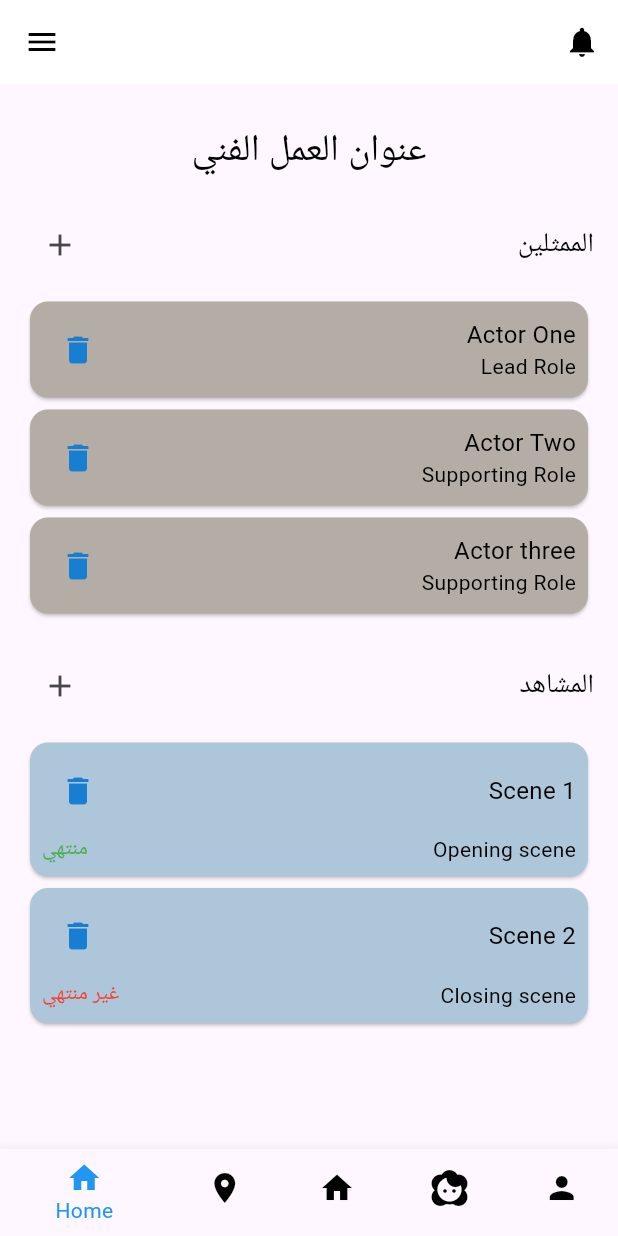
After one commit to tayma-munzer/senior_project, a Flutter app: the ArtworkDetailsView screen opened by its route, on a phone screen of 412 x 824 dp. The commit adds this screen. Run offline on Flutter 3.47's test engine with Material 3 defaults, Android fonts, the light colour scheme and no system bars; our stand-ins replace get, shared_preferences; accounts and stored records are empty.

Commit message:
front end

```diff
--- /dev/null
+++ b/senior project/senior_app/lib/add_scene/add_scene_binding.dart
@@ -0,0 +1,9 @@
+import 'package:get/get.dart';
+import 'add_scene_controller.dart';
+
+class AddSceneBinding extends Bindings {
+  @override
+  void dependencies() {
+    Get.lazyPut<AddSceneController>(() => AddSceneController());
+  }
+}
--- /dev/null
+++ b/senior project/senior_app/lib/add_scene/add_scene_controller.dart
@@ -0,0 +1,56 @@
+import 'package:get/get.dart';
+
+class AddSceneController extends GetxController {
+  var sceneName = ''.obs;
+
+  var actors = [
+    {
+      "name": "Actor 1",
+      "age": "45",
+      "type": "Lead Role",
+      "image": "assets/login.png"
+    },
+    {
+      "name": "Actor 2",
+      "age": "50",
+      "type": "Supporting",
+      "image": "assets/login.png"
+    },
+    {
+      "name": "Actor 3",
+      "age": "38",
+      "type": "Guest Role",
+      "image": "assets/login.png"
+    },
+  ].obs;
+
+  var selectedActors = <bool>[].obs;
+
+  @override
+  void onInit() {
+    super.onInit();
+    selectedActors.assignAll(List.filled(actors.length, false));
+  }
+
+  void toggleSelection(int index, bool value) {
+    selectedActors[index] = value;
+  }
+
+  void submitScene() {
+    print("Scene Name: ${sceneName.value}");
+    print("Selected Actors:");
+    for (int i = 0; i < actors.length; i++) {
+      if (selectedActors[i]) {
+        print("- ${actors[i]['name']}");
+      }
+    }
+
+    // Get.to(
+    //   () => AddSceneLocationView(),
+    // );
+  }
+
+  void addActor() {
+    print("aadd actor tapped");
+  }
+}
--- /dev/null
+++ b/senior project/senior_app/lib/artwork_details/artwork_details_bindings.dart
@@ -0,0 +1,10 @@
+// lib/artwork_details/artwork_details_binding.dart
+import 'package:get/get.dart';
+import 'artwork_details_controller.dart';
+
+class ArtworkDetailsBinding extends Bindings {
+  @override
+  void dependencies() {
+    Get.lazyPut<ArtworkDetailsController>(() => ArtworkDetailsController());
+  }
+}
--- /dev/null
+++ b/senior project/senior_app/lib/artwork_details/artwork_details_controller.dart
@@ -0,0 +1,45 @@
+import 'package:get/get.dart';
+
+class ArtworkDetailsController extends GetxController {
+  String artworkTitle = "Sample Artwork Title";
+  String artworkDescription = "Detailed description of the artwork goes here.";
+  String artworkOwner = "Owner: John Doe";
+  String artworkDate = "Date: October 8, 2024";
+
+  var actors = <Actor>[
+    Actor(name: "Actor One", role: "Lead Role"),
+    Actor(name: "Actor Two", role: "Supporting Role"),
+    Actor(name: "Actor three", role: "Supporting Role")
+  ].obs;
+
+  var scenes = <Scene>[
+    Scene(title: "Scene 1", description: "Opening scene", isFinished: true),
+    Scene(title: "Scene 2", description: "Closing scene", isFinished: false)
+  ].obs;
+
+  void deleteActor(Actor actor) {
+    actors.remove(actor);
+  }
+
+  void deleteScene(Scene scene) {
+    scenes.remove(scene);
+  }
+}
+
+class Actor {
+  String name;
+  String role;
+
+  Actor({required this.name, required this.role});
+}
+
+class Scene {
+  String title;
+  String description;
+  bool isFinished;
+
+  Scene(
+      {required this.title,
+      required this.description,
+      required this.isFinished});
+}
--- /dev/null
+++ b/senior project/senior_app/lib/artwork_details/artwork_details_view.dart
@@ -0,0 +1,169 @@
+import 'package:flutter/material.dart';
+import 'package:get/get.dart';
+import 'package:senior_app/colors.dart';
+import 'package:senior_app/widgets/custom_appbar.dart';
+import 'package:senior_app/widgets/custom_bottombar.dart';
+import 'package:senior_app/widgets/custom_text.dart';
+import 'artwork_details_controller.dart';
+
+class ArtworkDetailsView extends StatelessWidget {
+  final ArtworkDetailsController controller =
+      Get.find<ArtworkDetailsController>();
+
+  @override
+  Widget build(BuildContext context) {
+    return Scaffold(
+      appBar: CustomAppBar(),
+      body: Padding(
+        padding: const EdgeInsets.all(16.0),
+        child: SingleChildScrollView(
+          child: Column(
+            crossAxisAlignment: CrossAxisAlignment.start,
+            children: [
+              SizedBox(height: 10),
+              CustomText(
+                text: "عنوان العمل الفني",
+                fontSize: 25,
+                color: Colors.black,
+                alignment: Alignment.center,
+              ),
+              SizedBox(height: 20),
+              Row(
+                mainAxisAlignment: MainAxisAlignment.spaceBetween,
+                children: [
+                  IconButton(
+                    icon: Icon(Icons.add),
+                    onPressed: () {
+                      Get.toNamed(
+                          '/addscene'); // This should trigger the binding and load AddSceneView.
+                    },
+                  ),
+                  CustomText(
+                    text: "الممثلين",
+                    fontSize: 18,
+                    alignment: Alignment.centerRight,
+                  ),
+                ],
+              ),
+              SizedBox(height: 10),
+              Obx(() => Column(
+                    children: controller.actors.map((actor) {
+                      return Card(
+                        color: darkgray,
+                        child: Padding(
+                          padding: const EdgeInsets.all(8.0),
+                          child: Row(
+                            mainAxisAlignment: MainAxisAlignment.spaceBetween,
+                            children: [
+                              IconButton(
+                                icon: Icon(Icons.delete, color: primaryColor),
+                                onPressed: () {
+                                  controller.deleteActor(actor);
+                                },
+                              ),
+                              Column(
+                                crossAxisAlignment: CrossAxisAlignment.end,
+                                children: [
+                                  CustomText(
+                                    text: actor.name,
+                                    fontSize: 16,
+                                    alignment: Alignment.centerRight,
+                                  ),
+                                  CustomText(
+                                    text: actor.role,
+                                    fontSize: 14,
+                                    alignment: Alignment.centerRight,
+                                  ),
+                                ],
+                              ),
+                            ],
+                          ),
+                        ),
+                      );
+                    }).toList(),
+                  )),
+              SizedBox(height: 20),
+              Row(
+                mainAxisAlignment: MainAxisAlignment.spaceBetween,
+                children: [
+                  IconButton(
+                    icon: Icon(Icons.add),
+                    onPressed: () {
+                      Get.toNamed('/hhh');
+                    },
+                  ),
+                  CustomText(
+                    text: "المشاهد",
+                    fontSize: 18,
+                    alignment: Alignment.centerRight,
+                  ),
+                ],
+              ),
+              SizedBox(height: 10),
+              Obx(() => Column(
+                    children: controller.scenes.map((scene) {
+                      return Card(
+                        color: lightblue,
+                        child: Padding(
+                          padding: const EdgeInsets.all(8.0),
+                          child: Column(
+                            children: [
+                              Row(
+                                mainAxisAlignment:
+                                    MainAxisAlignment.spaceBetween,
+                                children: [
+                                  IconButton(
+                                    icon:
+                                        Icon(Icons.delete, color: primaryColor),
+                                    onPressed: () {
+                                      controller.deleteScene(scene);
+                                    },
+                                  ),
+                                  CustomText(
+                                    text: scene.title,
+                                    fontSize: 16,
+                                    alignment: Alignment.centerRight,
+                                    color: Colors.black,
+                                  ),
+                                ],
+                              ),
+                              SizedBox(height: 5),
+                              Row(
+                                mainAxisAlignment:
+                                    MainAxisAlignment.spaceBetween,
+                                children: [
+                                  CustomText(
+                                    text: scene.isFinished
+                                        ? "منتهي"
+                                        : "غير منتهي",
+                                    fontSize: 14,
+                                    color: scene.isFinished
+                                        ? Colors.green
+                                        : Colors.red,
+                                    alignment: Alignment.centerRight,
+                                  ),
+                                  Row(
+                                    children: [
+                                      CustomText(
+                                        text: scene.description,
+                                        fontSize: 14,
+                                        alignment: Alignment.centerRight,
+                                      ),
+                                    ],
+                                  ),
+                                ],
+                              ),
+                            ],
+                          ),
+                        ),
+                      );
+                    }).toList(),
+                  )),
+            ],
+          ),
+        ),
+      ),
+      bottomNavigationBar: CustomBottomNavBar(),
+    );
+  }
+}
--- a/senior project/senior_app/lib/colors.dart
+++ b/senior project/senior_app/lib/colors.dart
@@ -7,3 +7,5 @@ const Color backgroundColor = Color.fromARGB(255, 224, 224, 224);
 const Color grayColor = Color.fromARGB(255, 185, 179, 179);
 const Color redColor = Color.fromARGB(255, 185, 36, 36);
 const Color greenColor = Color.fromARGB(255, 71, 185, 36);
+const Color lightblue = Color.fromARGB(255, 174, 198, 218);
+const Color darkgray = Color.fromARGB(255, 180, 173, 166);
--- a/senior project/senior_app/lib/widgets/custom_bottombar.dart
+++ b/senior project/senior_app/lib/widgets/custom_bottombar.dart
@@ -22,8 +22,8 @@ class _CustomBottomNavBarState extends State<CustomBottomNavBar> {
     return BottomNavigationBar(
       items: [
         BottomNavigationBarItem(
-          icon: Icon(Icons.settings),
-          label: 'Settings',
+          icon: Icon(Icons.home),
+          label: 'Home',
         ),
         BottomNavigationBarItem(
           icon: Icon(Icons.location_on),
--- a/senior project/senior_app/pubspec.yaml
+++ b/senior project/senior_app/pubspec.yaml
@@ -36,6 +36,9 @@ dependencies:
   # Use with the CupertinoIcons class for iOS style icons.
   cupertino_icons: ^1.0.6
   get: ^4.6.6
+  flutter_secure_storage: ^9.2.2
+  http: ^1.2.2
+  shared_preferences: ^2.3.3
 
 dev_dependencies:
   flutter_test:
```
Also changed, not shown: senior project/senior_app/lib/add_scene/add_scene_view.dart (added, +123 -0 lines), senior project/senior_app/lib/auth_controller.dart (added, +67 -0 lines), senior project/senior_app/lib/director_home_page/director-home_view.dart (+6 -1 lines), senior project/senior_app/lib/login/login_controller.dart (+10 -1 lines), senior project/senior_app/lib/login/login_view.dart (+10 -34 lines), senior project/senior_app/lib/main.dart (+12 -0 lines), senior project/senior_app/lib/widgets/custom_textfield.dart (+5 -3 lines), senior project/senior_app/pubspec.lock, 7 other files.
